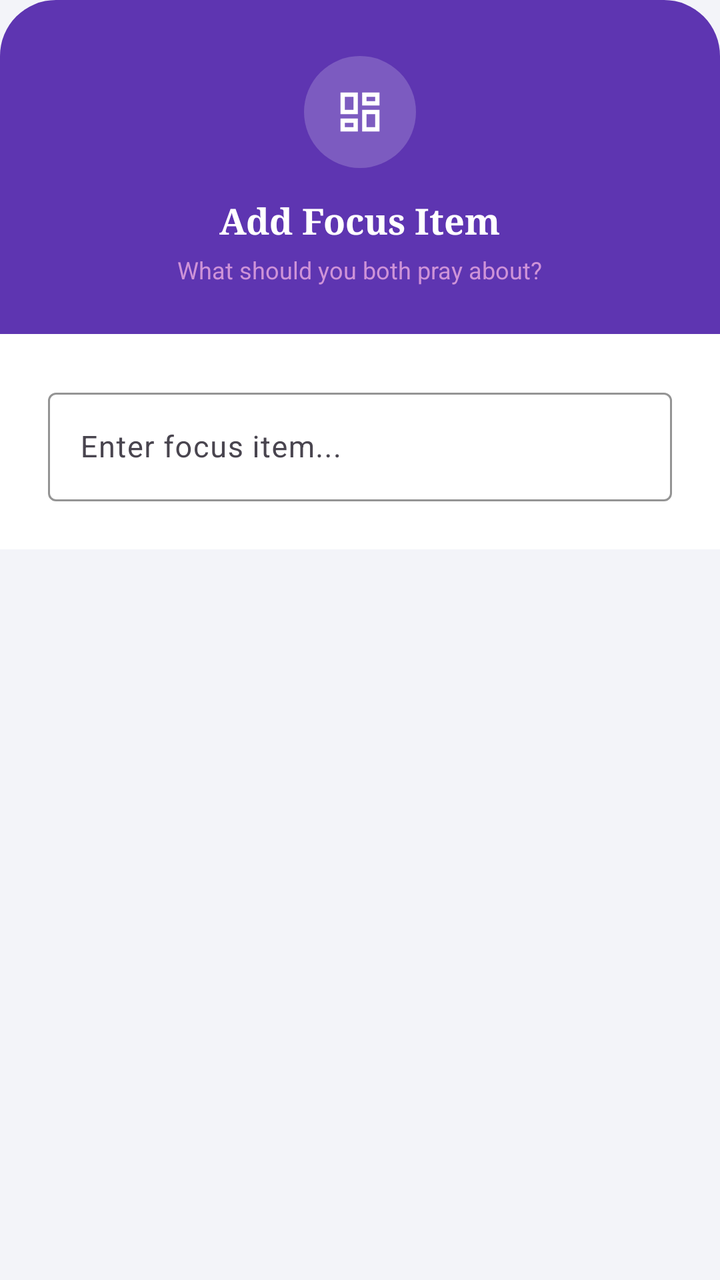
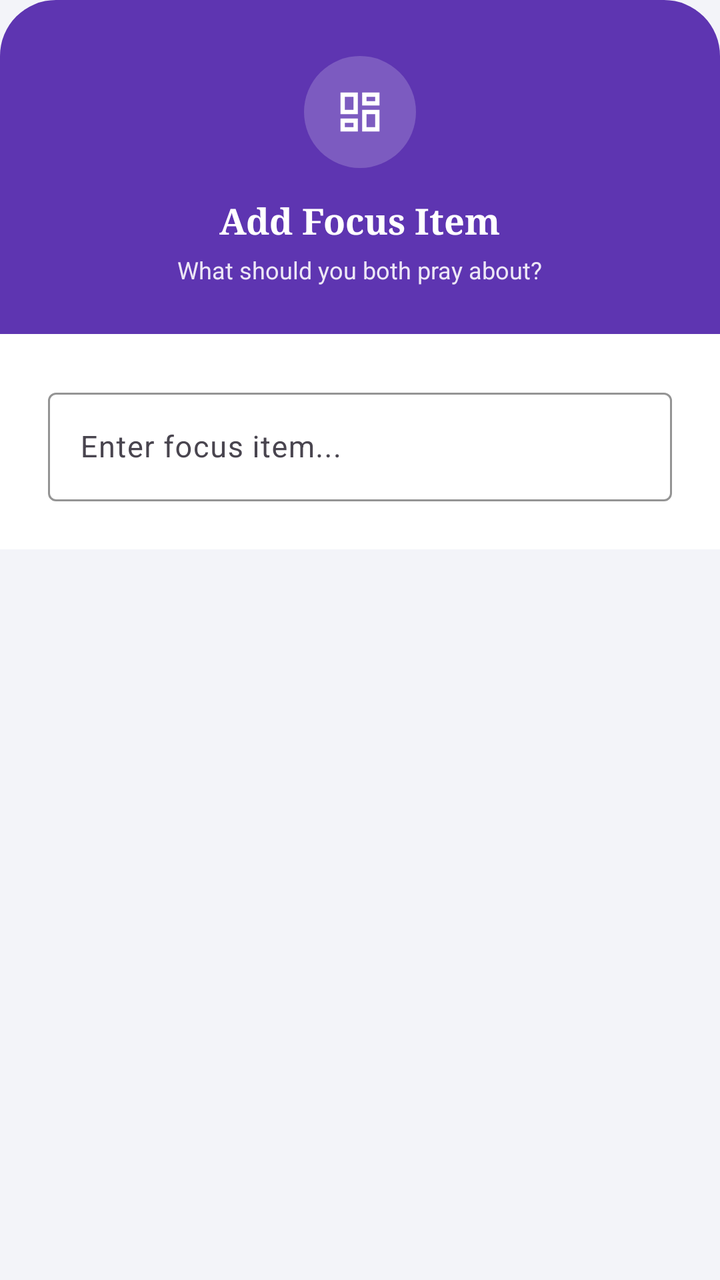

An Android layout rendered at two revisions. The XML below is the earlier revision; the diff shows what the commit changed to produce the second picture.
<!-- AndroidManifest.xml: application theme Theme.SpiritualTracker -->
<!-- res/layout/dialog_add_focus_item.xml -->
<?xml version="1.0" encoding="utf-8"?>
<LinearLayout xmlns:android="http://schemas.android.com/apk/res/android"
    xmlns:app="http://schemas.android.com/apk/res-auto"
    android:layout_width="match_parent"
    android:layout_height="wrap_content"
    android:orientation="vertical">

    
    <LinearLayout
        android:layout_width="match_parent"
        android:layout_height="wrap_content"
        android:background="@drawable/bg_dialog_header"
        android:orientation="vertical"
        android:gravity="center"
        android:paddingTop="28dp"
        android:paddingBottom="24dp"
        android:paddingHorizontal="24dp">

        
        <LinearLayout
            android:layout_width="56dp"
            android:layout_height="56dp"
            android:background="@drawable/circle_background"
            android:backgroundTint="#30FFFFFF"
            android:gravity="center"
            android:layout_marginBottom="14dp">
            <ImageView
                android:layout_width="26dp"
                android:layout_height="26dp"
                android:src="@drawable/ic_board"
                app:tint="#FFFFFF"/>
        </LinearLayout>

        <TextView
            android:layout_width="wrap_content"
            android:layout_height="wrap_content"
            android:text="Add Focus Item"
            android:textColor="#FFFFFF"
            android:textSize="18sp"
            android:fontFamily="serif"
            android:textStyle="bold"
            android:layout_marginBottom="4dp"/>

        <TextView
            android:layout_width="wrap_content"
            android:layout_height="wrap_content"
            android:text="What should you both pray about?"
            android:textColor="#CE93D8"
            android:textSize="12sp"/>
    </LinearLayout>

    
    <LinearLayout
        android:layout_width="match_parent"
        android:layout_height="wrap_content"
        android:orientation="vertical"
        android:padding="24dp"
        android:background="#FFFFFF">

        <com.google.android.material.textfield.TextInputLayout
            style="@style/Widget.Material3.TextInputLayout.OutlinedBox"
            android:layout_width="match_parent"
            android:layout_height="wrap_content"
            android:hint="Enter focus item..."
            app:boxStrokeColor="#7E57C2"
            app:hintTextColor="#7E57C2">
            <com.google.android.material.textfield.TextInputEditText
                android:id="@+id/etFocusItem"
                android:layout_width="match_parent"
                android:layout_height="wrap_content"
                android:inputType="textCapSentences"
                android:textSize="15sp"
                android:textColor="#1A1A1A"
                android:imeOptions="actionDone"/>
        </com.google.android.material.textfield.TextInputLayout>
    </LinearLayout>
</LinearLayout>
<!-- resources referenced by this layout -->
<resources>
  <!-- drawable bg_dialog_header (drawable) -->
  <?xml version="1.0" encoding="utf-8"?>
  <shape xmlns:android="http://schemas.android.com/apk/res/android" android:shape="rectangle">
      <solid android:color="#5E35B1"/>
      <corners
          android:topLeftRadius="28dp"
          android:topRightRadius="28dp"/>
  </shape>
  <!-- drawable circle_background (drawable) -->
  <?xml version="1.0" encoding="utf-8"?>
  <shape xmlns:android="http://schemas.android.com/apk/res/android"
      android:shape="oval">
      <solid android:color="#FFFFFF" />
  </shape>
  <!-- drawable ic_board (drawable) -->
  <vector xmlns:android="http://schemas.android.com/apk/res/android" android:height="24dp" android:tint="#000000" android:viewportHeight="960" android:viewportWidth="960" android:width="24dp">
        
      <path android:fillColor="@android:color/white" android:pathData="M520,360L520,120L840,120L840,360L520,360ZM120,520L120,120L440,120L440,520L120,520ZM520,840L520,440L840,440L840,840L520,840ZM120,840L120,600L440,600L440,840L120,840ZM200,440L360,440L360,200L200,200L200,440ZM600,760L760,760L760,520L600,520L600,760ZM600,280L760,280L760,200L600,200L600,280ZM200,760L360,760L360,680L200,680L200,760ZM360,440L360,440L360,440L360,440ZM600,280L600,280L600,280L600,280ZM600,520L600,520L600,520L600,520ZM360,680L360,680L360,680L360,680Z"/>
      
  </vector>
  <style name="Theme.SpiritualTracker" parent="Base.Theme.SpiritualTracker" />
  <style name="Base.Theme.SpiritualTracker" parent="Theme.Material3.DayNight.NoActionBar">
          <item name="colorPrimary">#7E57C2</item>
          <item name="colorOnPrimary">#FFFFFF</item>
          <item name="colorSecondaryContainer">#D1C4E9</item>
          <item name="colorOnSecondaryContainer">#7E57C2</item>
          <item name="android:windowBackground">#F3F4F9</item>
          
          <item name="android:navigationBarColor">#F5F5F5</item>
          <item name="android:windowLightNavigationBar" tools:targetApi="27">true</item>
      </style>
</resources>

<!-- the commit's change to res/layout/dialog_add_focus_item.xml (unified diff, before → after) -->
@@ -45,7 +45,7 @@
             android:layout_width="wrap_content"
             android:layout_height="wrap_content"
             android:text="What should you both pray about?"
-            android:textColor="#CE93D8"
+            android:textColor="#EDE7F6"
             android:textSize="12sp"/>
     </LinearLayout>
 
